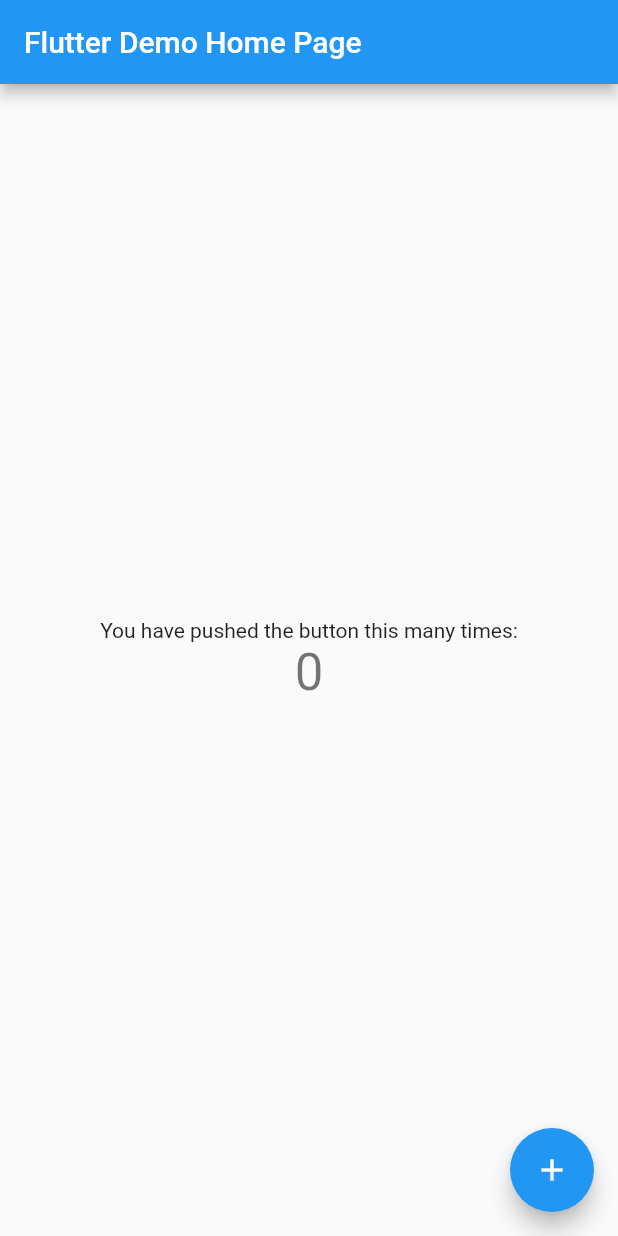
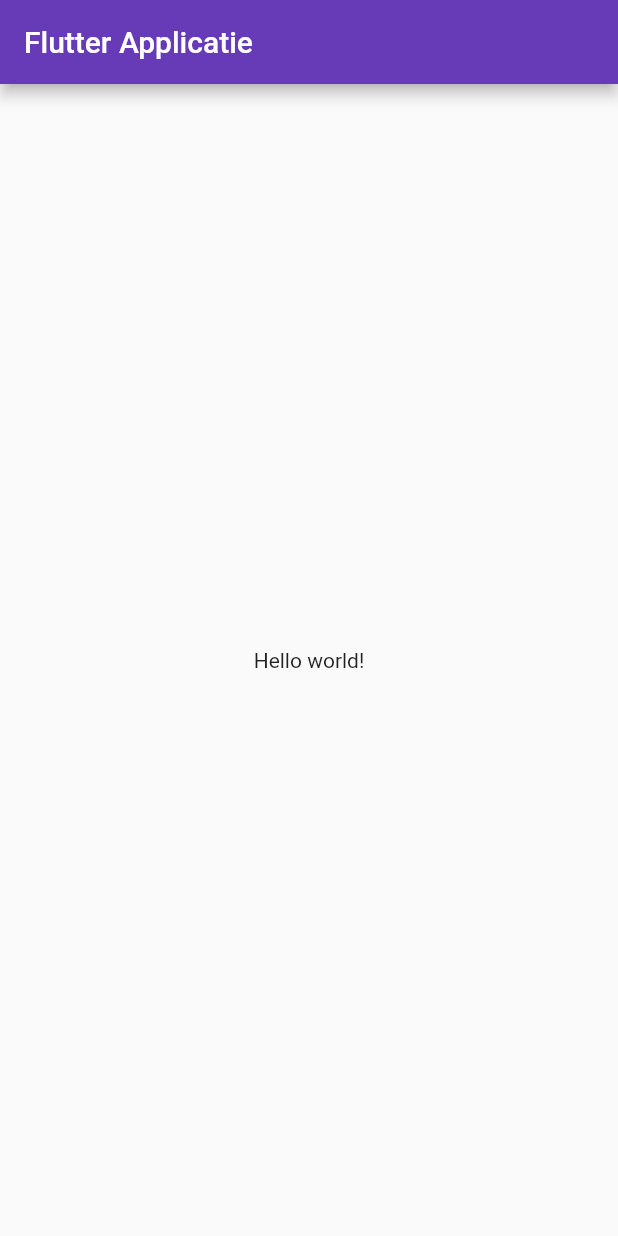
Before and after one commit to remcodesmedt/BP-Flutter-App, a Flutter app: the screen it shows after launch, on a phone screen of 412 x 824 dp. Run offline on Flutter 3.47's test engine with Material 2 defaults, Android fonts, the phone set to English and light mode, and no system bars.

Commit message:
just a hello world

```diff
--- a/lib/main.dart
+++ b/lib/main.dart
@@ -11,35 +11,20 @@ class MyApp extends StatelessWidget {
   @override
   Widget build(BuildContext context) {
     return MaterialApp(
-      title: 'Flutter Demo',
+      title: 'Flutter Application',
       theme: ThemeData(
-        // This is the theme of your application.
-        //
-        // Try running your application with "flutter run". You'll see the
-        // application has a blue toolbar. Then, without quitting the app, try
-        // changing the primarySwatch below to Colors.green and then invoke
-        // "hot reload" (press "r" in the console where you ran "flutter run",
-        // or simply save your changes to "hot reload" in a Flutter IDE).
-        // Notice that the counter didn't reset back to zero; the application
-        // is not restarted.
-        primarySwatch: Colors.blue,
+        primarySwatch: Colors.deepPurple,
       ),
-      home: const MyHomePage(title: 'Flutter Demo Home Page'),
+      home: const MyHomePage(title: 'Flutter Applicatie'),
     );
   }
 }
 
+//config voor state, dus houdt values zoals title provided door de parent (MyApp)
+//fields altijd final
+//stateful => has State object that contains fields that affect how it looks
 class MyHomePage extends StatefulWidget {
   const MyHomePage({super.key, required this.title});
-
-  // This widget is the home page of your application. It is stateful, meaning
-  // that it has a State object (defined below) that contains fields that affect
-  // how it looks.
-
-  // This class is the configuration for the state. It holds the values (in this
-  // case the title) provided by the parent (in this case the App widget) and
-  // used by the build method of the State. Fields in a Widget subclass are
-  // always marked "final".
 
   final String title;
 
@@ -47,69 +32,39 @@ class MyHomePage extends StatefulWidget {
   State<MyHomePage> createState() => _MyHomePageState();
 }
 
+//soortvan component die properties heeft en telkens die state wijzigen gaat de
+//component rerenderen (die build method dus)
 class _MyHomePageState extends State<MyHomePage> {
   int _counter = 0;
 
   void _incrementCounter() {
     setState(() {
-      // This call to setState tells the Flutter framework that something has
-      // changed in this State, which causes it to rerun the build method below
-      // so that the display can reflect the updated values. If we changed
-      // _counter without calling setState(), then the build method would not be
-      // called again, and so nothing would appear to happen.
       _counter++;
     });
   }
 
   @override
   Widget build(BuildContext context) {
-    // This method is rerun every time setState is called, for instance as done
-    // by the _incrementCounter method above.
-    //
-    // The Flutter framework has been optimized to make rerunning build methods
-    // fast, so that you can just rebuild anything that needs updating rather
-    // than having to individually change instances of widgets.
     return Scaffold(
       appBar: AppBar(
-        // Here we take the value from the MyHomePage object that was created by
-        // the App.build method, and use it to set our appbar title.
+        // widget is hier zo de MyHomePage
         title: Text(widget.title),
       ),
       body: Center(
-        // Center is a layout widget. It takes a single child and positions it
-        // in the middle of the parent.
         child: Column(
-          // Column is also a layout widget. It takes a list of children and
-          // arranges them vertically. By default, it sizes itself to fit its
-          // children horizontally, and tries to be as tall as its parent.
-          //
-          // Invoke "debug painting" (press "p" in the console, choose the
-          // "Toggle Debug Paint" action from the Flutter Inspector in Android
-          // Studio, or the "Toggle Debug Paint" command in Visual Studio Code)
-          // to see the wireframe for each widget.
-          //
-          // Column has various properties to control how it sizes itself and
-          // how it positions its children. Here we use mainAxisAlignment to
-          // center the children vertically; the main axis here is the vertical
-          // axis because Columns are vertical (the cross axis would be
-          // horizontal).
           mainAxisAlignment: MainAxisAlignment.center,
-          children: <Widget>[
-            const Text(
-              'You have pushed the button this many times:',
-            ),
+          children: const <Widget>[
             Text(
-              '$_counter',
-              style: Theme.of(context).textTheme.headlineMedium,
+              'Hello world!',
             ),
           ],
         ),
       ),
-      floatingActionButton: FloatingActionButton(
-        onPressed: _incrementCounter,
-        tooltip: 'Increment',
-        child: const Icon(Icons.add),
-      ), // This trailing comma makes auto-formatting nicer for build methods.
+      // floatingActionButton: FloatingActionButton(
+      //   onPressed: _incrementCounter,
+      //   tooltip: 'Increment',
+      //   child: const Icon(Icons.add),
+      // ),
     );
   }
 }
```
